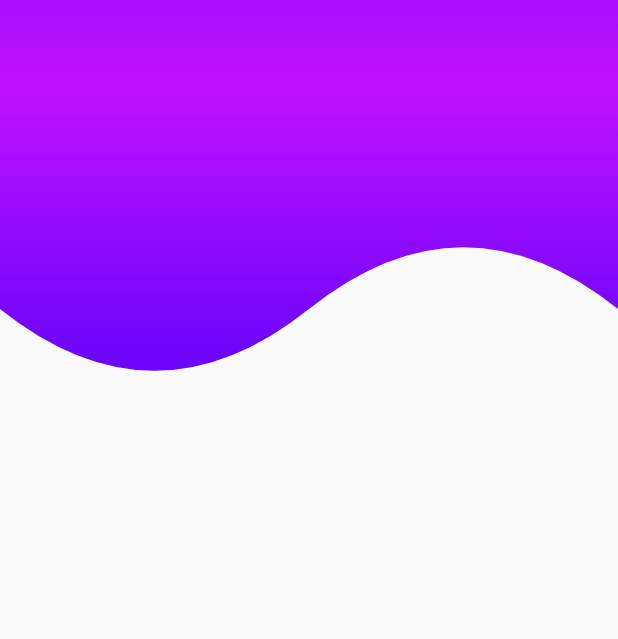
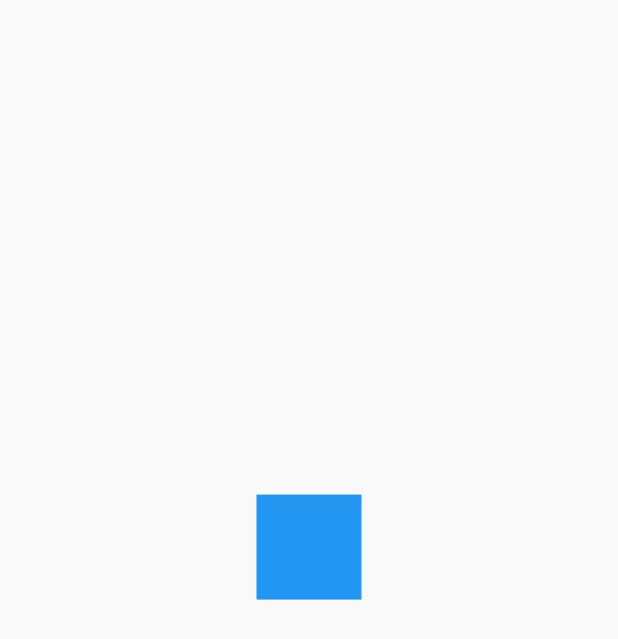
Before and after one commit to tinnit1/flutter-ui, a Flutter app: the screen it shows after launch, on a phone screen of 412 x 824 dp. Shown: the top 639 px of the screen. Run offline on Flutter 3.47's test engine with Material 2 defaults, Android fonts, the phone set to English and light mode, and no system bars.

```diff
--- a/lib/main.dart
+++ b/lib/main.dart
@@ -1,4 +1,4 @@
-import 'package:diseniosapp/src/pages/headers_page.dart';
+import 'package:diseniosapp/src/retos/cuadrado_animado.dart';
 import 'package:flutter/material.dart';
 
 void main() => runApp(MyApp());
@@ -10,7 +10,7 @@ class MyApp extends StatelessWidget {
     return MaterialApp(
       debugShowCheckedModeBanner: false,
       title: 'Diseños App',
-      home: HeadersPage(),
+      home: CuadradoAnimadoPage(),
     );
   }
 }
--- /dev/null
+++ b/lib/src/retos/cuadrado_animado.dart
@@ -0,0 +1,105 @@
+import 'package:flutter/material.dart';
+
+class CuadradoAnimadoPage extends StatelessWidget {
+  @override
+  Widget build(BuildContext context) {
+    return Scaffold(
+      body: Center(
+        child: _CuadradoAnimado(),
+      ),
+    );
+  }
+}
+
+class _CuadradoAnimado extends StatefulWidget {
+  const _CuadradoAnimado({
+    Key key,
+  }) : super(key: key);
+
+  @override
+  __CuadradoAnimadoState createState() => __CuadradoAnimadoState();
+}
+
+class __CuadradoAnimadoState extends State<_CuadradoAnimado>
+    with SingleTickerProviderStateMixin {
+  AnimationController animationController;
+
+  Animation<double> moverDerecha;
+  Animation<double> moverArriba;
+  Animation<double> moverIzquierda;
+  Animation<double> moverAbajo;
+
+  @override
+  void initState() {
+    animationController = new AnimationController(
+        vsync: this, duration: Duration(milliseconds: 4000));
+
+    moverDerecha = Tween(begin: 0.0, end: 100.0).animate(
+        CurvedAnimation(
+        parent: animationController,
+        curve: Interval(0.0, 0.25, curve: Curves.bounceIn)));
+
+    moverArriba = Tween(begin: 0.0, end: -100.0).animate(
+        CurvedAnimation(
+        parent: animationController,
+        curve: Interval(0.25, 0.5, curve: Curves.bounceIn)));
+
+    moverIzquierda = Tween(begin: 0.5, end: -100.0).animate(
+        CurvedAnimation(
+        parent: animationController,
+        curve: Interval(0.5, 0.75, curve: Curves.bounceIn)));
+
+    moverAbajo = Tween(begin: 0.0, end: 100.0).animate(
+        CurvedAnimation(
+        parent: animationController,
+        curve: Interval(0.75, 1.0, curve: Curves.bounceIn)));
+
+    // moverDerecha = Tween(begin: 0.0, end: 100.0).animate(
+    //     CurvedAnimation(parent: animationController, curve: Curves.easeOut));
+
+    // moverDerecha = Tween(begin: 0.0, end: 100.0).animate(
+    //     CurvedAnimation(parent: animationController, curve: Curves.easeOut));
+
+    animationController.addListener(() {
+      if (animationController.status == AnimationStatus.completed) {
+        // animationController.reverse();
+        animationController.repeat();
+        // animationController.reset();
+      }
+    });
+    // TODO: implement initState
+    super.initState();
+  }
+
+  @override
+  void dispose() {
+    animationController.dispose();
+    // TODO: implement dispose
+    super.dispose();
+  }
+
+  @override
+  Widget build(BuildContext context) {
+    animationController.forward();
+    return AnimatedBuilder(
+      animation: animationController,
+      child: _Rectangulo(),
+      builder: (BuildContext context, Widget child) {
+        return Transform.translate(
+          offset: Offset(moverDerecha.value + moverIzquierda.value, moverArriba.value + moverAbajo.value),
+          child: child);
+      },
+    );
+  }
+}
+
+class _Rectangulo extends StatelessWidget {
+  @override
+  Widget build(BuildContext context) {
+    return Container(
+      width: 70,
+      height: 70,
+      decoration: BoxDecoration(color: Colors.blue),
+    );
+  }
+}
```
Also changed, not shown: lib/src/pages/animaciones_page.dart (added, +107 -0 lines).
